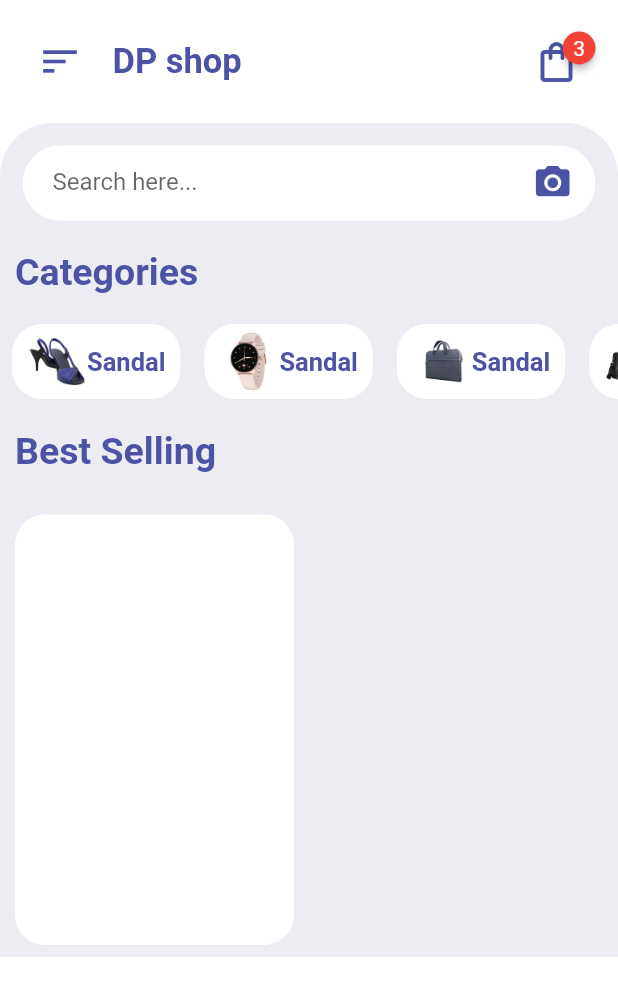
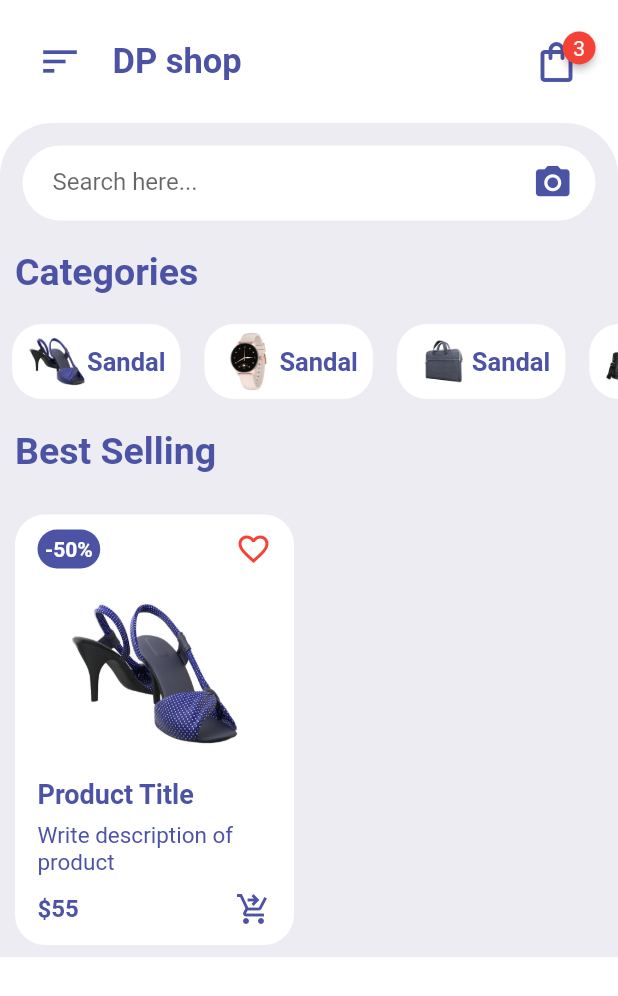
Before and after one commit to jilian-tenerife/shopping_app, a Flutter app: the screen it shows after launch, on a phone screen of 412 x 824 dp. Shown: the top 996 px of the screen. Run offline on Flutter 3.47's test engine with Material 2 defaults, Android fonts, the phone set to English and light mode, and no system bars; drawn by our look-alikes of badges.

Commit message:
best selling card

```diff
--- a/lib/widgets/ItemsWidget.dart
+++ b/lib/widgets/ItemsWidget.dart
@@ -9,16 +9,95 @@ class ItemsWidget extends StatelessWidget {
   Widget build(BuildContext context) {
     return GridView.count(
       childAspectRatio: 0.68,
-      physics: NeverScrollableScrollPhysics(),
       crossAxisCount: 2,
       shrinkWrap: true,
       children: [
         Container(
-          padding: EdgeInsets.only(left: 15, top: 10),
+          padding: EdgeInsets.only(left: 15, right: 15, top: 10),
           margin: EdgeInsets.symmetric(vertical: 8, horizontal: 10),
           decoration: BoxDecoration(
-              color: Colors.white, borderRadius: BorderRadius.circular(20)),
-        )
+            color: Colors.white,
+            borderRadius: BorderRadius.circular(20),
+          ),
+          child: Column(
+            children: [
+              Row(
+                mainAxisAlignment: MainAxisAlignment.spaceBetween,
+                children: [
+                  Container(
+                    padding: EdgeInsets.all(5),
+                    decoration: BoxDecoration(
+                      color: Color(0xff4c53a5),
+                      borderRadius: BorderRadius.circular(20),
+                    ),
+                    child: Text(
+                      "-50%",
+                      style: TextStyle(
+                          fontSize: 14,
+                          color: Colors.white,
+                          fontWeight: FontWeight.bold),
+                    ),
+                  ),
+                  Icon(
+                    Icons.favorite_border,
+                    color: Colors.red,
+                  )
+                ],
+              ),
+              InkWell(
+                onTap: () {},
+                child: Container(
+                  margin: EdgeInsets.all(10),
+                  child: Image.asset(
+                    'assets/1.png',
+                    height: 120,
+                    width: 120,
+                  ),
+                ),
+              ),
+              Container(
+                padding: EdgeInsets.only(bottom: 8),
+                alignment: Alignment.centerLeft,
+                child: Text(
+                  "Product Title",
+                  style: TextStyle(
+                      fontSize: 18,
+                      color: Color(0xff4c53a5),
+                      fontWeight: FontWeight.bold),
+                ),
+              ),
+              Container(
+                alignment: Alignment.centerLeft,
+                child: Text(
+                  "Write description of product",
+                  style: TextStyle(
+                    fontSize: 15,
+                    color: Color(0xff4c53a5),
+                  ),
+                ),
+              ),
+              Padding(
+                padding: EdgeInsets.symmetric(vertical: 10),
+                child: Row(
+                    mainAxisAlignment: MainAxisAlignment.spaceBetween,
+                    children: [
+                      Text(
+                        "\$55",
+                        style: TextStyle(
+                          fontSize: 16,
+                          fontWeight: FontWeight.bold,
+                          color: Color(0xff4c53a5),
+                        ),
+                      ),
+                      Icon(
+                        Icons.shopping_cart_checkout,
+                        color: Color(0xff4c53a5),
+                      )
+                    ]),
+              )
+            ],
+          ),
+        ),
       ],
     );
   }
```
